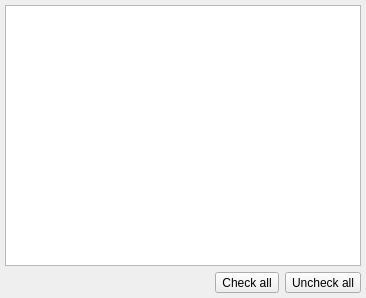
First picture: the form in libs/libgui/ui/widgets/objecttypeslistwidget.ui, repository maniac787/pgmodeler, before the edit.
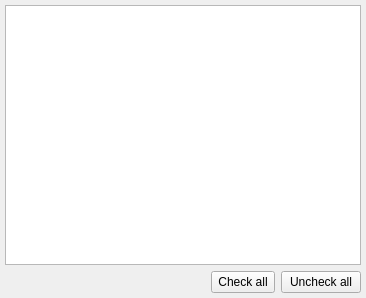
Second picture: the form after the edit. Icons and pictures are not drawn.

Commit message: Changing some QToolButton to QPushButton for better semantics (WIP).

```diff
--- a/libs/libgui/ui/widgets/objecttypeslistwidget.ui
+++ b/libs/libgui/ui/widgets/objecttypeslistwidget.ui
@@ -45,47 +45,6 @@
      </property>
     </widget>
    </item>
-   <item row="2" column="3">
-    <widget class="QToolButton" name="uncheck_all_tb">
-     <property name="enabled">
-      <bool>true</bool>
-     </property>
-     <property name="sizePolicy">
-      <sizepolicy hsizetype="Fixed" vsizetype="Preferred">
-       <horstretch>0</horstretch>
-       <verstretch>0</verstretch>
-      </sizepolicy>
-     </property>
-     <property name="minimumSize">
-      <size>
-       <width>0</width>
-       <height>0</height>
-      </size>
-     </property>
-     <property name="toolTip">
-      <string>Clear object selection</string>
-     </property>
-     <property name="text">
-      <string>Uncheck all</string>
-     </property>
-     <property name="icon">
-      <iconset resource="../../res/resources.qrc">
-       <normaloff>:/icons/icons/clearobjsel.png</normaloff>:/icons/icons/clearobjsel.png</iconset>
-     </property>
-     <property name="iconSize">
-      <size>
-       <width>25</width>
-       <height>25</height>
-      </size>
-     </property>
-     <property name="checkable">
-      <bool>false</bool>
-     </property>
-     <property name="toolButtonStyle">
-      <enum>Qt::ToolButtonTextBesideIcon</enum>
-     </property>
-    </widget>
-   </item>
    <item row="2" column="2">
     <widget class="QToolButton" name="check_all_tb">
      <property name="enabled">
@@ -140,6 +99,44 @@
      </property>
     </spacer>
    </item>
+   <item row="2" column="3">
+    <widget class="QPushButton" name="uncheck_all_tb">
+     <property name="enabled">
+      <bool>true</bool>
+     </property>
+     <property name="sizePolicy">
+      <sizepolicy hsizetype="Fixed" vsizetype="Preferred">
+       <horstretch>0</horstretch>
+       <verstretch>0</verstretch>
+      </sizepolicy>
+     </property>
+     <property name="minimumSize">
+      <size>
+       <width>0</width>
+       <height>0</height>
+      </size>
+     </property>
+     <property name="toolTip">
+      <string>Clear object selection</string>
+     </property>
+     <property name="text">
+      <string>Uncheck all</string>
+     </property>
+     <property name="icon">
+      <iconset resource="../../res/resources.qrc">
+       <normaloff>:/icons/icons/clearobjsel.png</normaloff>:/icons/icons/clearobjsel.png</iconset>
+     </property>
+     <property name="iconSize">
+      <size>
+       <width>25</width>
+       <height>25</height>
+      </size>
+     </property>
+     <property name="checkable">
+      <bool>false</bool>
+     </property>
+    </widget>
+   </item>
   </layout>
  </widget>
  <resources>
```
Left out of the diff: 7 changed lines with no effect on the pictures. The commit also changes 30 other files.
